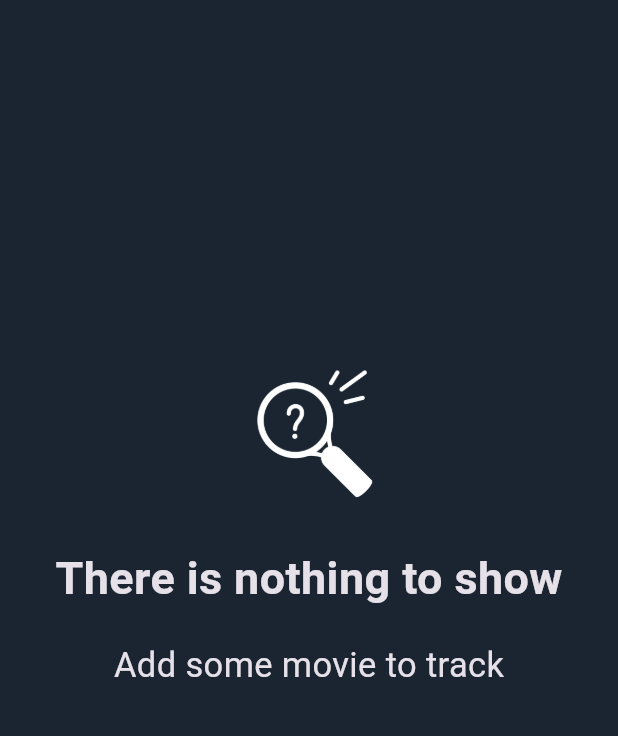
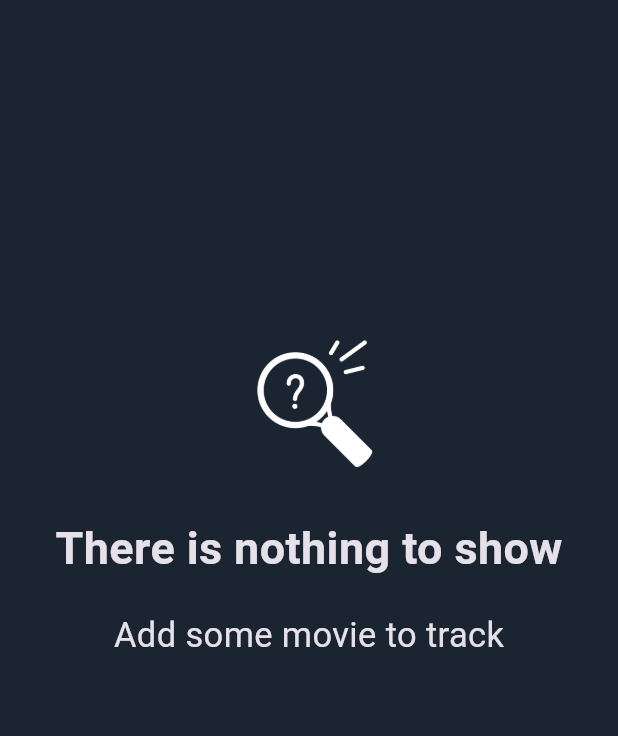
Before and after one commit to ekinutkuu/WatchList, a Flutter app: the Watchlist screen opened by its route, on a phone screen of 412 x 824 dp, the part 80-816 px from its top. Run offline on Flutter 3.47's test engine with Material 3 defaults, Android fonts, the phone set to English and light mode, and no system bars; our stand-ins replace carousel_slider, hive, hive_flutter; accounts and stored records are empty; statements that could not run were skipped.

Commit message:
added: if bookmarks is empty, specific icon and text will appear on bookmarks page | fix: bookmarks images size bug

```diff
--- a/lib/screens/moviePage.dart
+++ b/lib/screens/moviePage.dart
@@ -95,7 +95,7 @@ class _MoviePageState extends State<MoviePage> {
 
     setState(() {
       _bookmarks = data.reversed.toList();
-      print("movies length: ${_bookmarks.length}");
+      print("bookmarks length: ${_bookmarks.length}");
     });
   }
 
@@ -105,8 +105,8 @@ class _MoviePageState extends State<MoviePage> {
         "title": newMovie["title"],
         "image": newMovie["image"],
       });
-      print("current movies: ${_bookmarksBox.length}");
-      _refreshMovies();
+      print("current bookmarks: ${_bookmarksBox.length}");
+      _refreshBookmarks();
     }
     else{
       //print("already exist");
--- a/lib/screens/profile.dart
+++ b/lib/screens/profile.dart
@@ -140,7 +140,9 @@ class _ProfileState extends State<Profile> {
                 width: 150.0,
                 height: 40.0,
                 child: ElevatedButton(
-                  onPressed: (){},
+                  onPressed: (){
+                    Navigator.pushNamed(context, "/bookmarks");
+                  },
                   child: Text("Bookmarks"),
                 ),
               ),
--- a/lib/screens/watchlist.dart
+++ b/lib/screens/watchlist.dart
@@ -6,6 +6,7 @@ import 'package:hive/hive.dart';
 import 'package:hive_flutter/hive_flutter.dart';
 import 'package:watchlist/screens/moviePage.dart';
 import 'package:watchlist/models/movie.dart';
+import 'package:watchlist/widgets/empty.dart';
 
 
 class Watchlist extends StatefulWidget {
@@ -79,30 +80,14 @@ class _WatchlistState extends State<Watchlist> {
       ),
 
       /* Body */
-      body: SingleChildScrollView(
+      body: _movies.isEmpty
+      /* If watch list is empty */
+      ? Empty()
+      /* If watch list isn't empty */
+      : SingleChildScrollView(
           child: Column(
             children: [
               SizedBox(height: 20.0,),
-            _movies.isEmpty
-              /* If watch list is empty */
-              ? Container(
-              width: deviceWidth,
-              height: deviceHeight - 165.0,
-              color: Colors.transparent,
-              child: Column(
-                mainAxisAlignment: MainAxisAlignment.center,
-                children: [
-                  Image.asset("assets/empty.png", width: 90.0, height: 90.0,),
-                  SizedBox(height: 30.0,),
-                  Text("There is nothing to show", style: TextStyle(fontSize: 30.0, fontWeight: FontWeight.bold),),
-                  SizedBox(height: 20.0,),
-                  Text("Add some movie to track", style: TextStyle(fontSize: 23.0),),
-                ],
-              ),
-              )
-              /* If watch list isn't empty */
-              : Column(
-                children: [
               Text(
                 "Viewing Your Movie List",
                 style: TextStyle(
@@ -127,10 +112,7 @@ class _WatchlistState extends State<Watchlist> {
                 ),
             ],
           ),
-          ],
         ),
-      ),
-
     );
   }
 }
--- /dev/null
+++ b/lib/widgets/empty.dart
@@ -0,0 +1,28 @@
+import 'package:flutter/material.dart';
+import 'package:watchlist/constants/colors.dart';
+
+class Empty extends StatelessWidget {
+  const Empty({super.key});
+
+  @override
+  Widget build(BuildContext context) {
+
+    double deviceWidth = MediaQuery.of(context).size.width;
+    double deviceHeight = MediaQuery.of(context).size.height;
+
+    return Container(
+      width: deviceWidth,
+      height: deviceHeight - 165.0,
+      child: Column(
+        mainAxisAlignment: MainAxisAlignment.center,
+        children: [
+          Image.asset("assets/empty.png", width: 90.0, height: 90.0,),
+          SizedBox(height: 30.0,),
+          Text("There is nothing to show", style: TextStyle(fontSize: 30.0, fontWeight: FontWeight.bold),),
+          SizedBox(height: 20.0,),
+          Text("Add some movie to track", style: TextStyle(fontSize: 23.0),),
+        ],
+      ),
+    );
+  }
+}
```
Also changed, not shown: lib/screens/bookmarks.dart (+6 -1 lines), lib/widgets/bookmarksItems.dart (+10 -6 lines), 1 other file. Lines whose indentation alone changed are shown as unchanged.
